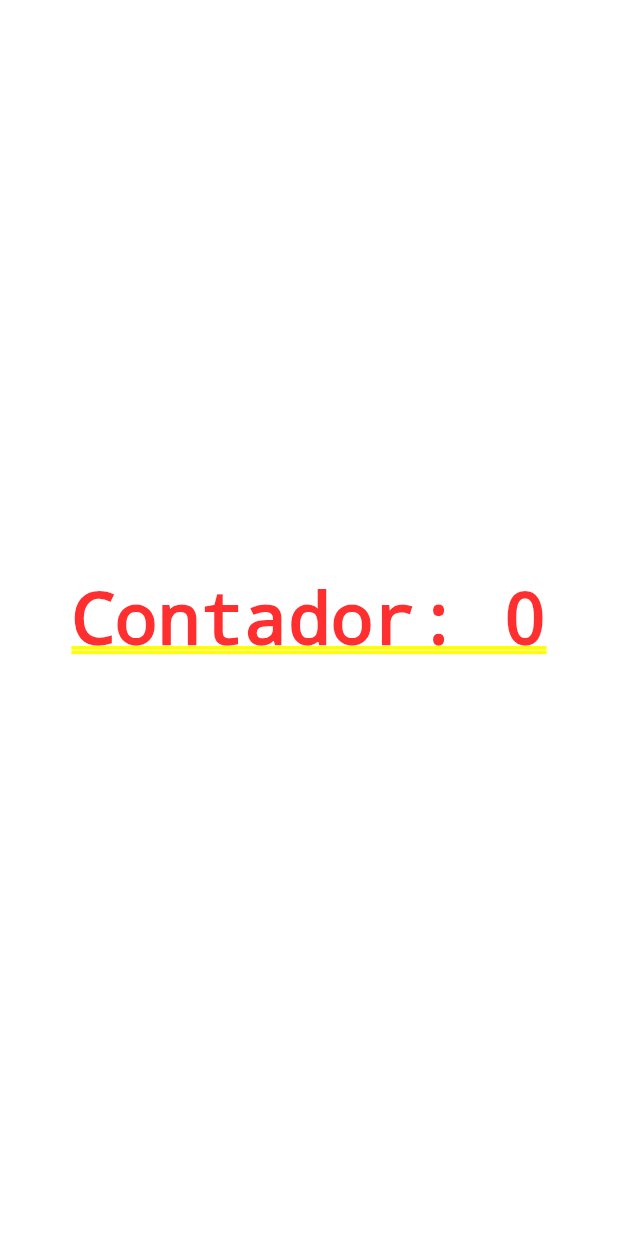
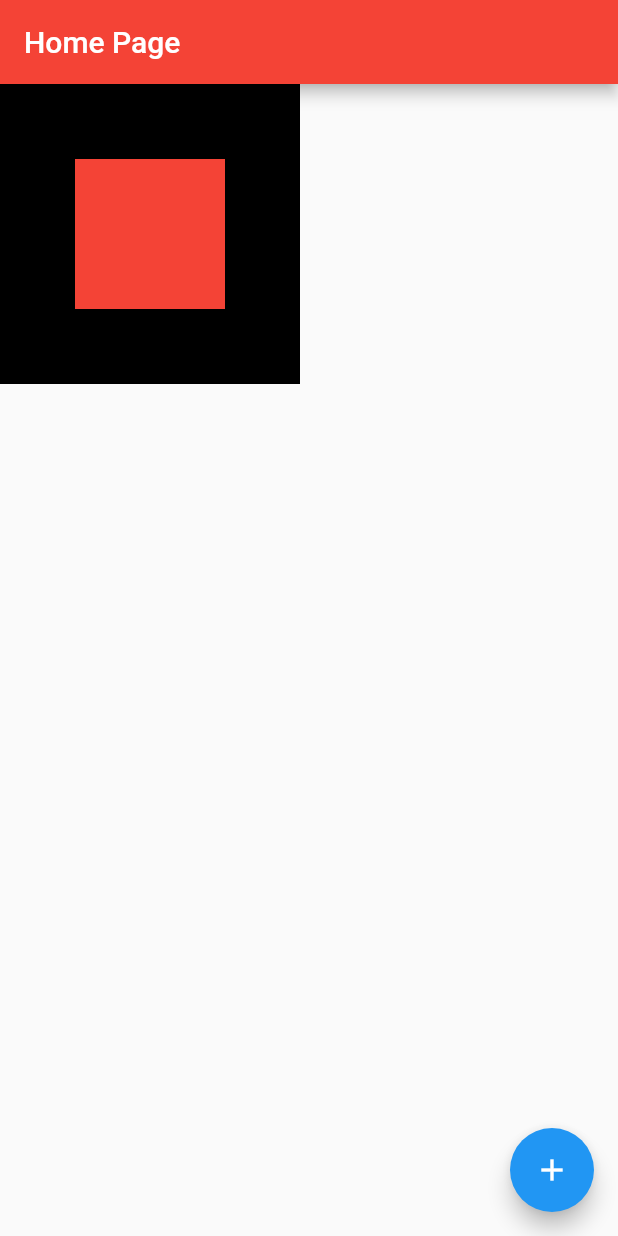
Before and after one commit to PedroUNB/flutterando, a Flutter app: the screen it shows after launch, on a phone screen of 412 x 824 dp. Run offline on Flutter 3.47's test engine with Material 2 defaults, Android fonts, the phone set to English and light mode, and no system bars.

Commit message:
Multi render

```diff
--- a/lib/app_widget.dart
+++ b/lib/app_widget.dart
@@ -11,7 +11,7 @@ class AppWidget extends StatelessWidget {
   Widget build(BuildContext context) {
     return MaterialApp(
       theme: ThemeData(primaryColor: Colors.red),
-      home: HomePage(title),
+      home: HomePage(),
     );
   }
 }
--- a/lib/home_page.dart
+++ b/lib/home_page.dart
@@ -1,35 +1,41 @@
 import 'package:flutter/material.dart';
 
 class HomePage extends StatefulWidget {
-  final String title;
-
-  HomePage(this.title);
-
   @override
   State<HomePage> createState() {
-    return HomePageState(title);
+    return HomePageState();
   }
 }
 
 class HomePageState extends State<HomePage> {
-  final String title;
-
-  HomePageState(this.title);
-
   int counter = 0;
 
   @override
   Widget build(BuildContext context) {
-    return Container(
-      child: Center(
-          child: GestureDetector(
-        child: Text('Contador: $counter'),
-        onTap: () {
+    return Scaffold(
+      appBar: AppBar(
+        title: Text('Home Page'),
+      ),
+      body: Container(
+        height: 200,
+        width: 200,
+        color: Colors.black,
+        child: Center(
+          child: Container(
+            height: 100,
+            width: 100,
+            color: Colors.red,
+          ),
+        ),
+      ),
+      floatingActionButton: FloatingActionButton(
+        child: Icon(Icons.add),
+        onPressed: () {
           setState(() {
             counter++;
           });
         },
-      )),
+      ),
     );
   }
 }
--- a/lib/main.dart
+++ b/lib/main.dart
@@ -4,5 +4,5 @@ import 'package:flutter/material.dart';
 import 'app_widget.dart';
 
 main() {
-  runApp(AppWidget(title: "Flutter"));
+  runApp(AppWidget());
 }
```
